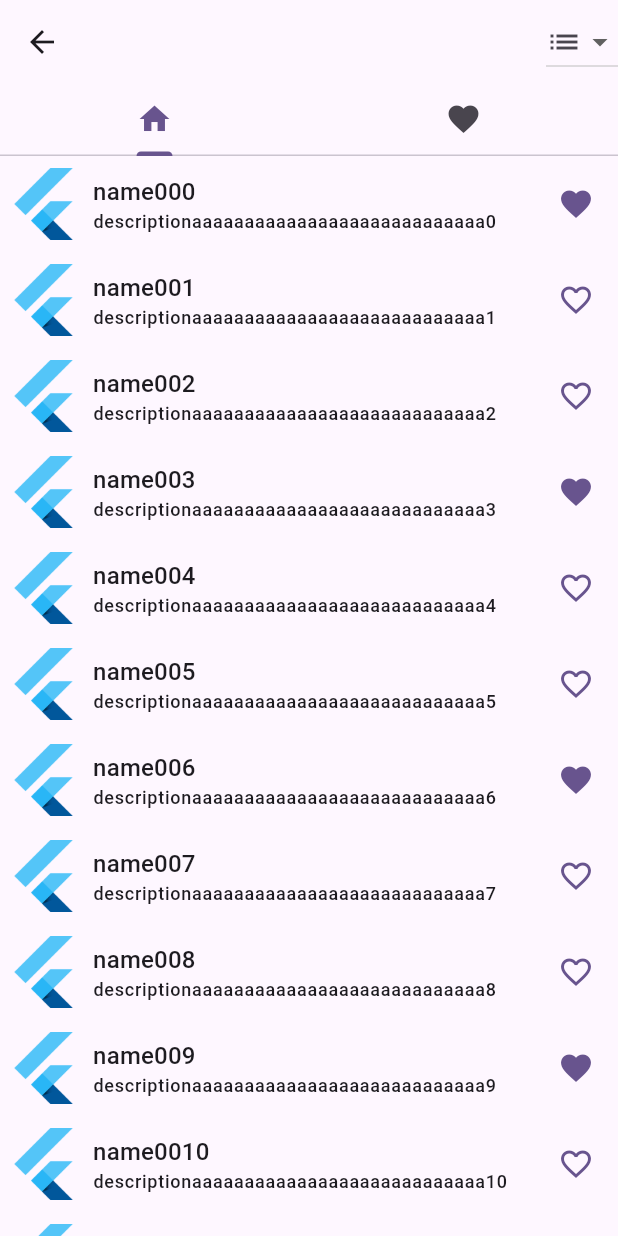
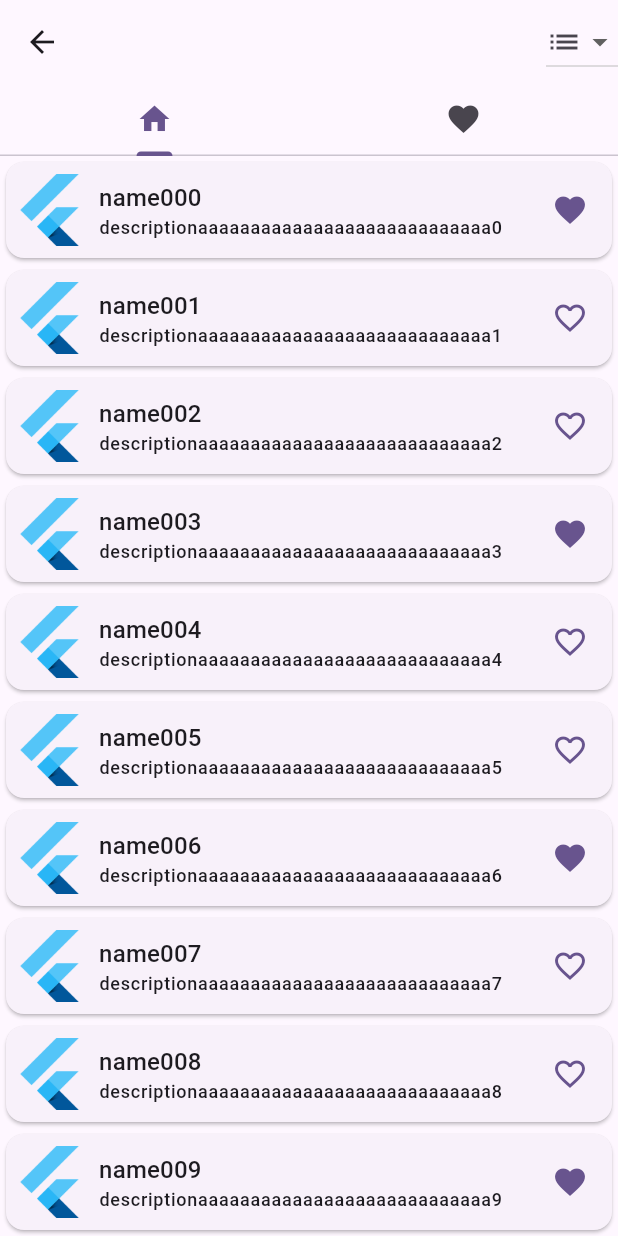
Before and after one commit to baihakikuncara/learn_flutter, a Flutter app: the MainScreen screen opened directly, on a phone screen of 412 x 824 dp. Run offline on Flutter 3.47's test engine with Material 2 defaults, Android fonts, the phone set to English and light mode, and no system bars; our stand-ins replace flutter_riverpod.

Commit message:
- put list view on card

```diff
--- a/flutter_app1/lib/components/list_tile_widget.dart
+++ b/flutter_app1/lib/components/list_tile_widget.dart
@@ -30,6 +30,7 @@ class ListTileWidget extends StatelessWidget {
           ),
         );
       },
+      child: Card(
         child: Container(
           padding: const EdgeInsets.all(4),
           child: Row(
@@ -75,6 +76,7 @@ class ListTileWidget extends StatelessWidget {
             ],
           ),
         ),
+      ),
     );
   }
 }
```
Lines whose indentation alone changed are shown as unchanged.
